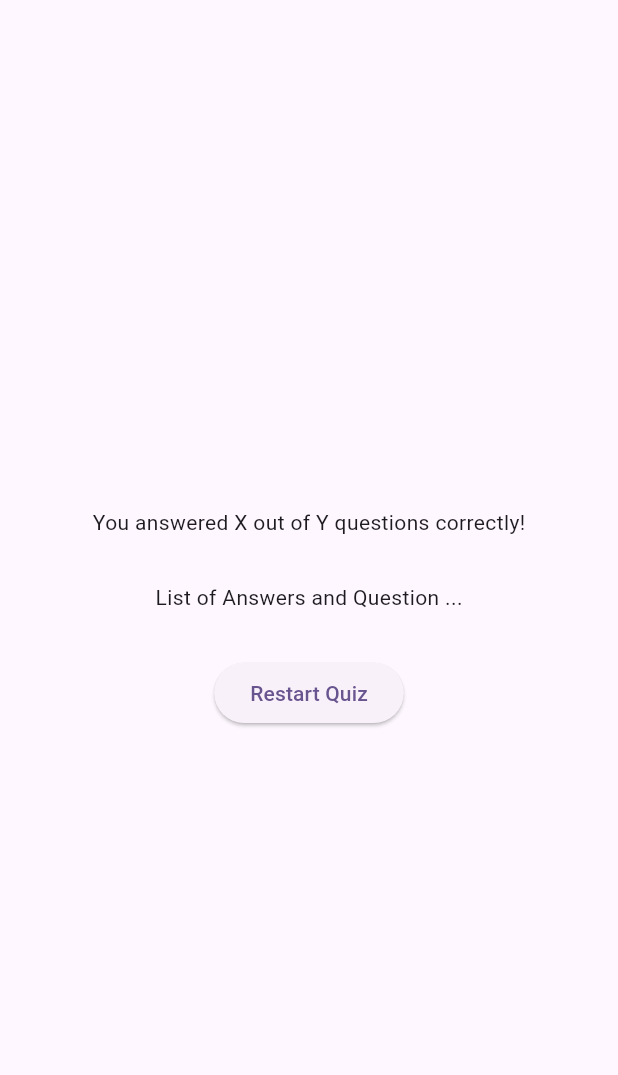
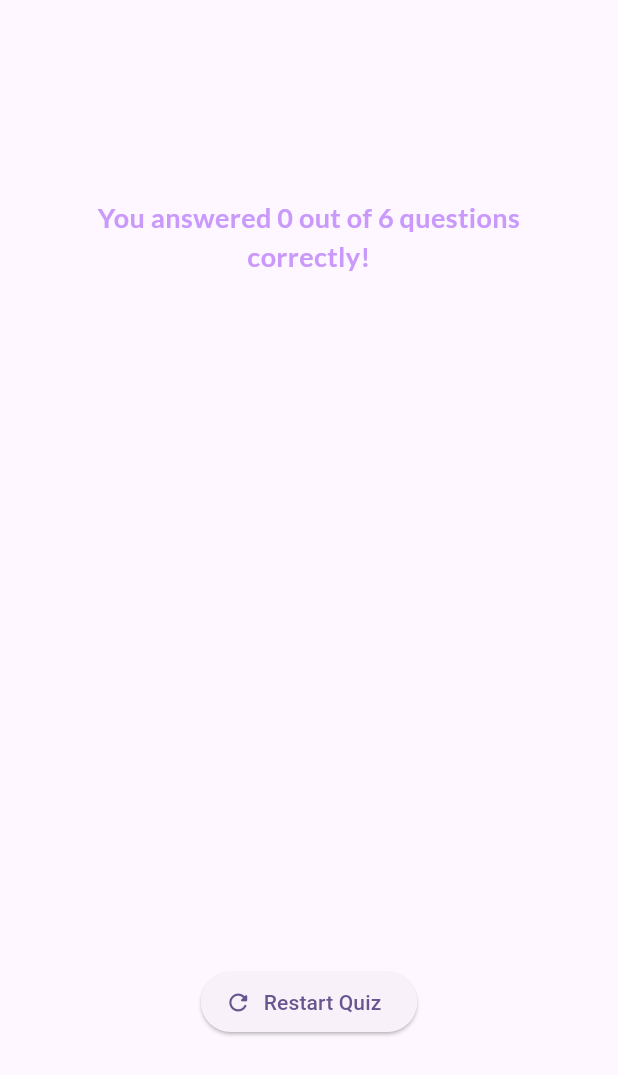
Before and after one commit to jsare/quizapp, a Flutter app: the ResultsScreen widget shown alone on an empty page, opened directly with empty values, on a phone screen of 412 x 824 dp. Shown: the top 1075 px of the screen. Run offline on Flutter 3.47's test engine with Material 2 defaults, Android fonts, the phone set to English and light mode, and no system bars; our stand-ins replace google_fonts.

Commit message:
Update UI in Results screen and add restart button

```diff
--- a/lib/results_screen.dart
+++ b/lib/results_screen.dart
@@ -1,15 +1,43 @@
 import 'package:flutter/material.dart';
+import 'package:google_fonts/google_fonts.dart';
+
+import './data/questions.dart';
+import './question_summary.dart';
 
 class ResultsScreen extends StatelessWidget {
   const ResultsScreen({
     super.key,
     required this.choosenAnswers,
+    required this.onRestart,
   });
 
+  final void Function() onRestart;
   final List<String> choosenAnswers;
+
+  List<Map<String, Object>> getSummaryData() {
+    final List<Map<String, Object>> summary = [];
+
+    for (var i = 0; i < choosenAnswers.length; i++) {
+      summary.add(
+        {
+          'question_index': i,
+          'question': questions[i].text,
+          'correct_answer': questions[i].answers[0],
+          'user_answer': choosenAnswers[i],
+        },
+      );
+    }
+    return summary;
+  }
 
   @override
   Widget build(BuildContext context) {
+    final summaryData = getSummaryData();
+    final numTotalQuestions = questions.length;
+    final numCorrectQuestions = summaryData.where((data) {
+      return data['user_answer'] == data['correct_answer'];
+    }).length;
+
     return SizedBox(
       width: double.infinity,
       child: Container(
@@ -17,13 +45,21 @@ class ResultsScreen extends StatelessWidget {
         child: Column(
           mainAxisAlignment: MainAxisAlignment.center,
           children: [
-            const Text('You answered X out of Y questions correctly!'),
+            Text(
+              'You answered $numCorrectQuestions out of $numTotalQuestions questions correctly!',
+              textAlign: TextAlign.center,
+              style: GoogleFonts.lato(
+                  color: const Color.fromARGB(255, 201, 153, 251),
+                  fontSize: 18,
+                  fontWeight: FontWeight.bold),
+            ),
             const SizedBox(height: 30),
-            const Text('List of Answers and Question ...'),
+            QuestionSummary(summaryData),
             const SizedBox(height: 30),
-            ElevatedButton(
-              onPressed: () {},
-              child: const Text('Restart Quiz'),
+            ElevatedButton.icon(
+              onPressed: onRestart,
+              label: const Text('Restart Quiz'),
+              icon: const Icon(Icons.refresh_rounded),
             ),
           ],
         ),
```
Also changed, not shown: lib/question_summary.dart (added, +72 -0 lines), lib/quiz.dart (+8 -1 lines).
